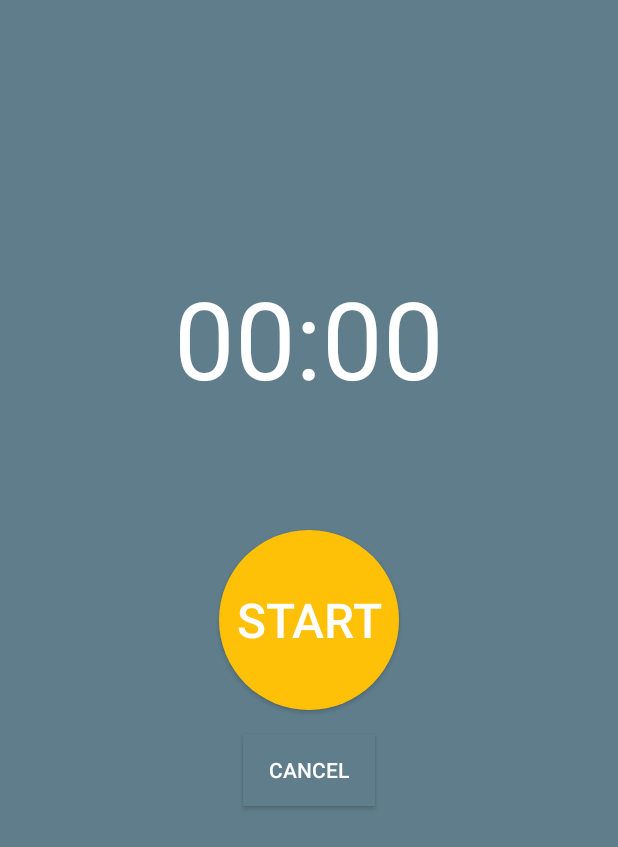
After one commit to nbdinara/lyubishchev_timing, an Android app: the TimeTrackingActivity screen opened directly, with no data from a screen before it, on a phone screen of 412 x 824 dp. The commit adds this screen. Shown: the top 847 px of the screen. Run offline under Robolectric (Android 15) with nearby library versions, the phone set to English and light mode, and no system bars.

Commit message:
Layout for TimeTrackingActivity was implemented

```diff
--- a/app/src/main/AndroidManifest.xml
+++ b/app/src/main/AndroidManifest.xml
@@ -9,7 +9,9 @@
         android:roundIcon="@mipmap/ic_launcher_round"
         android:supportsRtl="true"
         android:theme="@style/AppTheme">
-        <activity android:name=".AddEditTaskActivity"></activity>
+        <activity android:name=".TimeTrackingActivity"
+            android:theme="@style/Theme.AppCompat.Light.NoActionBar.FullScreen"/>
+        <activity android:name=".AddEditTaskActivity" />
         <activity android:name=".TaskActivity" />
         <activity android:name=".MainActivity">
             <intent-filter>
--- /dev/null
+++ b/app/src/main/java/com/example/lyubishchevtiming/TimeTrackingActivity.java
@@ -0,0 +1,19 @@
+package com.example.lyubishchevtiming;
+
+import androidx.appcompat.app.AppCompatActivity;
+
+import android.os.Bundle;
+
+public class TimeTrackingActivity extends AppCompatActivity {
+
+    @Override
+    protected void onCreate(Bundle savedInstanceState) {
+        super.onCreate(savedInstanceState);
+        setContentView(R.layout.activity_time_tracking);
+    }
+
+    @Override
+    public void onBackPressed() {
+        //do nothing
+    }
+}
--- /dev/null
+++ b/app/src/main/res/layout/activity_time_tracking.xml
@@ -0,0 +1,63 @@
+<?xml version="1.0" encoding="utf-8"?>
+<androidx.constraintlayout.widget.ConstraintLayout xmlns:android="http://schemas.android.com/apk/res/android"
+    xmlns:app="http://schemas.android.com/apk/res-auto"
+    xmlns:tools="http://schemas.android.com/tools"
+    android:layout_width="match_parent"
+    android:layout_height="match_parent"
+    tools:context=".TimeTrackingActivity"
+    android:background="@color/colorPrimary">
+
+
+    <Chronometer
+        android:id="@+id/chronometer"
+        android:layout_width="wrap_content"
+        android:layout_height="wrap_content"
+        android:textSize="@dimen/chronometer_text_size"
+        android:textColor="@color/colorIcons"
+        android:layout_marginTop="@dimen/margin_chronometer_top"
+        app:layout_constraintEnd_toEndOf="parent"
+        app:layout_constraintStart_toStartOf="parent"
+        app:layout_constraintTop_toBottomOf="@+id/task_name"
+        app:layout_constraintVertical_chainStyle="spread" />
+
+    <TextView
+        android:id="@+id/task_name"
+        android:layout_width="wrap_content"
+        android:layout_height="wrap_content"
+        android:layout_marginTop="@dimen/margin_task_name_top"
+        android:textColor="@color/colorIcons"
+        tools:text="Task name"
+        android:textSize="@dimen/task_name"
+        app:layout_constraintEnd_toEndOf="parent"
+        app:layout_constraintStart_toStartOf="parent"
+        app:layout_constraintTop_toTopOf="parent" />
+
+    <Button
+        android:id="@+id/start_btn"
+        android:layout_width="120dp"
+        android:layout_height="120dp"
+        android:background="@drawable/circle_shape"
+        android:text="@string/start"
+        android:textAlignment="center"
+        android:textAllCaps="true"
+        android:textColor="@color/colorIcons"
+        android:textSize="32sp"
+        android:layout_marginTop="@dimen/margin_start_button_top"
+        app:layout_constraintEnd_toEndOf="parent"
+        app:layout_constraintStart_toStartOf="parent"
+        app:layout_constraintTop_toBottomOf="@+id/chronometer" />
+
+    <Button
+        android:id="@+id/cancel_btn"
+        android:layout_width="wrap_content"
+        android:layout_height="wrap_content"
+        android:background="@color/colorPrimary"
+        android:text="@string/cancel"
+        android:textAllCaps="true"
+        android:textColor="@color/colorIcons"
+        android:layout_marginTop="@dimen/margin_start"
+        app:layout_constraintEnd_toEndOf="parent"
+        app:layout_constraintStart_toStartOf="parent"
+        app:layout_constraintTop_toBottomOf="@+id/start_btn" />
+
+</androidx.constraintlayout.widget.ConstraintLayout>
--- a/app/src/main/res/values/dimens.xml
+++ b/app/src/main/res/values/dimens.xml
@@ -8,4 +8,14 @@
     <dimen name="start_button_text_size">32sp</dimen>
     <dimen name="list_title_size">16sp</dimen>
     <dimen name="body_text_size">14sp</dimen>
+
+
+    <!--activity_time_tracking.xml-->
+    <dimen name="chronometer_text_size">72sp</dimen>
+    <dimen name="task_name">24sp</dimen>
+    <dimen name="margin_task_name_top">80dp</dimen>
+    <dimen name="margin_chronometer_top">64dp</dimen>
+    <dimen name="margin_start_button_top">80dp</dimen>
+
+
 </resources>
--- a/app/src/main/res/values/styles.xml
+++ b/app/src/main/res/values/styles.xml
@@ -9,4 +9,12 @@
         <item name="android:textColorPrimary">@color/colorTextPrimary</item>
         <item name="android:textColorSecondary">@color/colorTextSecondary</item>
     </style>
+
+
+    <style name="Theme.AppCompat.Light.NoActionBar.FullScreen" parent="@style/Theme.AppCompat.Light.NoActionBar">
+        <item name="android:windowNoTitle">true</item>
+        <item name="android:windowActionBar">false</item>
+        <item name="android:windowFullscreen">true</item>
+        <item name="android:windowContentOverlay">@null</item>
+    </style>
 </resources>
```
Also changed, not shown: app/src/main/java/com/example/lyubishchevtiming/TaskActivity.java (+13 -1 lines), app/src/main/res/values/strings.xml (+2 -40 lines).
